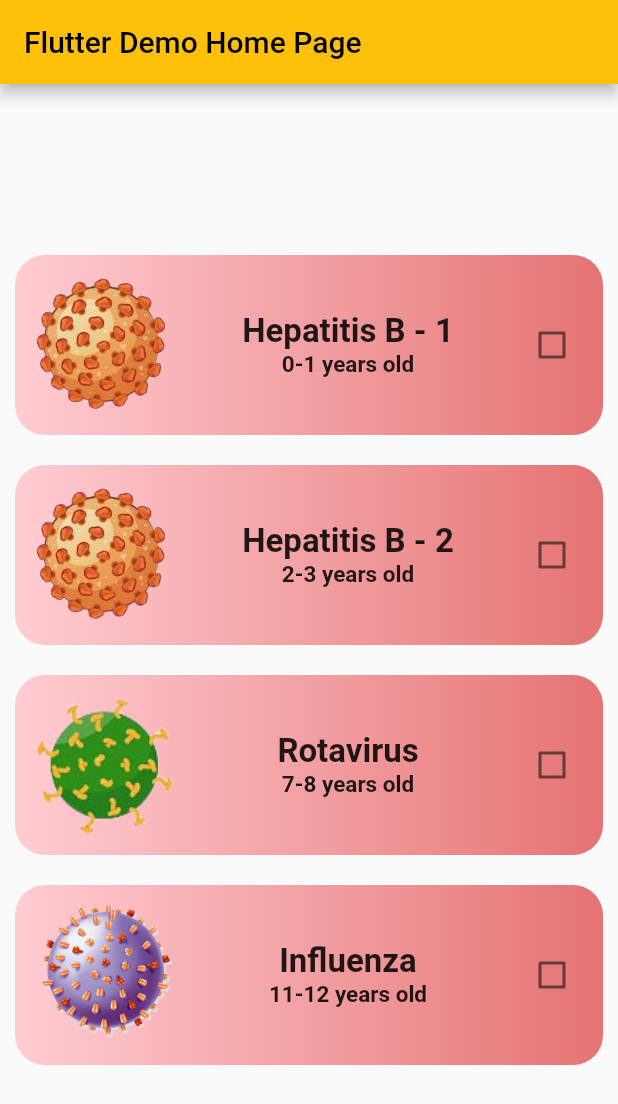
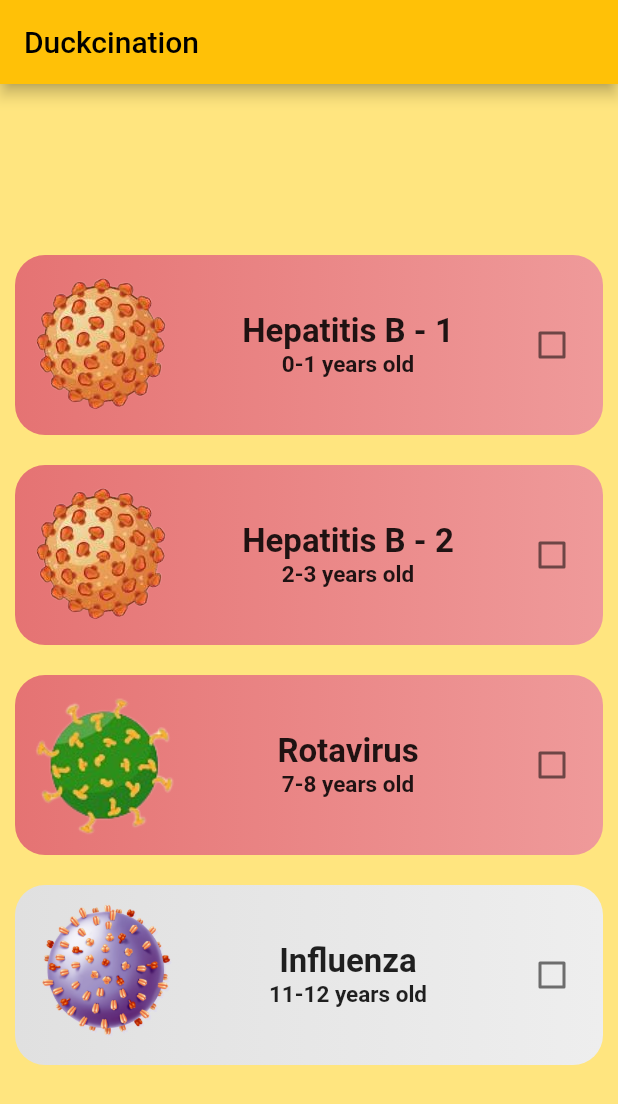
Before and after one commit to bjudob/duckcination, a Flutter app: the screen it shows after launch, on a phone screen of 412 x 824 dp. Shown: the top 1104 px of the screen. Run offline on Flutter 3.47's test engine with Material 2 defaults, Android fonts, the phone set to English and light mode, and no system bars; our stand-ins replace firebase_core; accounts and stored records are empty.

Commit message:
feat: childscreen 1.0

```diff
--- a/lib/main.dart
+++ b/lib/main.dart
@@ -1,7 +1,6 @@
-import 'package:duckcination/models/vaccine.dart';
-import 'package:duckcination/ui/elements/vaccine_card.dart';
+import 'package:duckcination/models/child.dart';
+import 'package:duckcination/ui/screens/child_screen.dart';
 import 'package:firebase_core/firebase_core.dart';
-import 'package:firebase_database/firebase_database.dart';
 import 'package:flutter/material.dart';
 
 Future<void> main() async {
@@ -19,20 +18,19 @@ class MyApp extends StatelessWidget {
   @override
   Widget build(BuildContext context) {
     return MaterialApp(
-      title: 'Flutter Demo',
+      title: 'Duckcination',
       theme: ThemeData(
         colorScheme: ColorScheme.fromSwatch(
           primarySwatch: Colors.amber,
         ),
       ),
-      home: const MyHomePage(title: 'Flutter Demo Home Page'),
+      home: const MyHomePage(),
     );
   }
 }
 
 class MyHomePage extends StatefulWidget {
-  const MyHomePage({Key? key, required this.title}) : super(key: key);
-  final String title;
+  const MyHomePage({Key? key}) : super(key: key);
 
   @override
   State<MyHomePage> createState() => _MyHomePageState();
@@ -41,28 +39,6 @@ class MyHomePage extends StatefulWidget {
 class _MyHomePageState extends State<MyHomePage> {
   @override
   Widget build(BuildContext context) {
-
-    return Scaffold(
-      appBar: AppBar(
-        // Here we take the value from the MyHomePage object that was created by
-        // the App.build method, and use it to set our appbar title.
-        title: Text(widget.title),
-      ),
-      body: Center(
-        // Center is a layout widget. It takes a single child and positions it
-        // in the middle of the parent.
-        child: SingleChildScrollView(
-          child: Column(
-            mainAxisAlignment: MainAxisAlignment.center,
-            children: <Widget>[
-              VaccineCard(Vaccine('Hepatitis B - 1', 0,1,'img/hepatitis_b.png',VaccineStatus.todo)),
-              VaccineCard(Vaccine('Hepatitis B - 2', 2,3,'img/hepatitis_b.png',VaccineStatus.todo)),
-              VaccineCard(Vaccine('Rotavirus', 7,8,'img/rotavirus.png',VaccineStatus.todo)),
-              VaccineCard(Vaccine('Influenza', 11,12,'img/influenza.png',VaccineStatus.todo)),
-            ],
-          ),
-        ),
-      ), // This trailing comma makes auto-formatting nicer for build methods.
-    );
+    return ChildScreen(child: Child('Jennyfer', DateTime(2018,9,26)));
   }
 }
--- /dev/null
+++ b/lib/models/child.dart
@@ -0,0 +1,19 @@
+import 'package:duckcination/models/vaccine.dart';
+
+import '../ui/elements/vaccine_card.dart';
+
+class Child{
+  String name;
+  DateTime birthDate;
+  late List<Vaccine> vaccines;
+
+
+  Child(this.name,this.birthDate){
+    vaccines=[
+      Vaccine('Hepatitis B - 1', 0,1,'img/hepatitis_b.png',VaccineStatus.todo),
+      Vaccine('Hepatitis B - 2', 2,3,'img/hepatitis_b.png',VaccineStatus.todo),
+      Vaccine('Rotavirus', 7,8,'img/rotavirus.png',VaccineStatus.todo),
+      Vaccine('Influenza', 11,12,'img/influenza.png',VaccineStatus.todo),
+    ];
+  }
+}
--- a/lib/ui/elements/vaccine_card.dart
+++ b/lib/ui/elements/vaccine_card.dart
@@ -3,8 +3,8 @@ import 'package:flutter/material.dart';
 
 var statusColors = {
   VaccineStatus.done: [Colors.lightGreen, Colors.yellowAccent.shade200],
-  VaccineStatus.todo: [Colors.red.shade100, Colors.red.shade300],
-  VaccineStatus.later: [Colors.grey.shade300, Colors.grey.shade100],
+  VaccineStatus.todo: [Colors.red.shade300, Colors.red.shade200],
+  VaccineStatus.later: [Colors.grey.shade300, Colors.grey.shade200],
 };
 
 class VaccineCard extends StatefulWidget {
--- /dev/null
+++ b/lib/ui/screens/child_screen.dart
@@ -0,0 +1,55 @@
+import 'package:duckcination/models/child.dart';
+import 'package:flutter/cupertino.dart';
+import 'package:flutter/material.dart';
+
+import '../../models/vaccine.dart';
+import '../elements/vaccine_card.dart';
+
+class ChildScreen extends StatefulWidget {
+  const ChildScreen({Key? key, required this.child}) : super(key: key);
+  final Child child;
+
+  @override
+  State<ChildScreen> createState() => _ChildScreenState();
+}
+
+class _ChildScreenState extends State<ChildScreen> {
+  @override
+  Widget build(BuildContext context) {
+    return Scaffold(
+      backgroundColor: Colors.amberAccent.shade100,
+      appBar: AppBar(
+        // Here we take the value from the MyHomePage object that was created by
+        // the App.build method, and use it to set our appbar title.
+        title: const Text('Duckcination'),
+      ),
+      body: Center(
+        // Center is a layout widget. It takes a single child and positions it
+        // in the middle of the parent.
+        child: SingleChildScrollView(
+          child: Column(
+            mainAxisAlignment: MainAxisAlignment.center,
+            children: <Widget>[
+              VaccineCard(Vaccine('Hepatitis B - 1', 0,1,'img/hepatitis_b.png',VaccineStatus.todo)),
+              VaccineCard(Vaccine('Hepatitis B - 2', 2,3,'img/hepatitis_b.png',VaccineStatus.todo),),
+              VaccineCard(Vaccine('Rotavirus', 7,8,'img/rotavirus.png',VaccineStatus.todo),),
+              VaccineCard(Vaccine('Influenza', 11,12,'img/influenza.png',VaccineStatus.later),),
+            ],
+          ),
+        ),
+      ), // This trailing comma makes auto-formatting nicer for build methods.
+    );
+  }
+}
+
+/*
+ListView.builder(
+// Let the ListView know how many items it needs to build.
+itemCount: widget.child.vaccines.length,
+// Provide a builder function. This is where the magic happens.
+// Convert each item into a widget based on the type of item it is.
+itemBuilder: (context, index) {
+final item = widget.child.vaccines[index];
+return VaccineCard(item);
+},
+)*/
```
